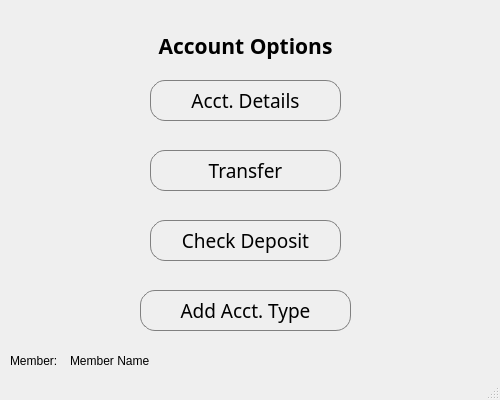
First picture: the form in Screens/AccountOptionsScreen.ui, repository deshaunnascott/CodeyBank_v2.0, before the edit.
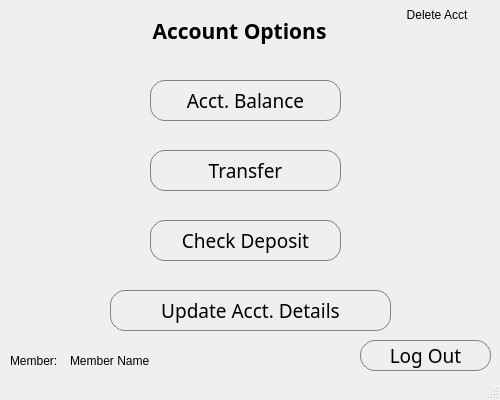
Second picture: the form after the edit.

The edit to the form file:
```diff
--- a/Screens/AccountOptionsScreen.ui
+++ b/Screens/AccountOptionsScreen.ui
@@ -2,6 +2,9 @@
 <ui version="4.0">
  <class>acctOptsScreen</class>
  <widget class="QMainWindow" name="acctOptsScreen">
+  <property name="enabled">
+   <bool>true</bool>
+  </property>
   <property name="geometry">
    <rect>
     <x>0</x>
@@ -26,7 +29,13 @@
    <string>MainWindow</string>
   </property>
   <widget class="QWidget" name="centralwidget">
+   <property name="enabled">
+    <bool>true</bool>
+   </property>
    <widget class="QPushButton" name="acctDtlsButton">
+    <property name="enabled">
+     <bool>true</bool>
+    </property>
     <property name="geometry">
      <rect>
       <x>150</x>
@@ -52,7 +61,7 @@
 }</string>
     </property>
     <property name="text">
-     <string>Acct. Details</string>
+     <string>Acct. Balance</string>
     </property>
    </widget>
    <widget class="QPushButton" name="transferButton">
@@ -116,9 +125,9 @@
    <widget class="QPushButton" name="addAcctTypeButton">
     <property name="geometry">
      <rect>
-      <x>140</x>
+      <x>110</x>
       <y>290</y>
-      <width>211</width>
+      <width>281</width>
       <height>41</height>
      </rect>
     </property>
@@ -139,14 +148,17 @@
 }</string>
     </property>
     <property name="text">
-     <string>Add Acct. Type</string>
+     <string>Update Acct. Details</string>
     </property>
    </widget>
    <widget class="QLabel" name="acctOptionsText">
+    <property name="enabled">
+     <bool>true</bool>
+    </property>
     <property name="geometry">
      <rect>
-      <x>120</x>
-      <y>10</y>
+      <x>114</x>
+      <y>-5</y>
       <width>251</width>
       <height>71</height>
      </rect>
@@ -186,7 +198,7 @@
      <rect>
       <x>70</x>
       <y>340</y>
-      <width>81</width>
+      <width>218</width>
       <height>41</height>
      </rect>
     </property>
@@ -194,6 +206,54 @@
      <string>Member Name</string>
     </property>
    </widget>
+   <widget class="QPushButton" name="logOutButton">
+    <property name="geometry">
+     <rect>
+      <x>360</x>
+      <y>340</y>
+      <width>131</width>
+      <height>31</height>
+     </rect>
+    </property>
+    <property name="font">
+     <font>
+      <family>SF Mono</family>
+      <pointsize>14</pointsize>
+     </font>
+    </property>
+    <property name="styleSheet">
+     <string notr="true">QPushButton{
+	border: 1px solid gray;
+	border-radius: 15px;
+}
+
+QPushButton:hover {
+    border: 1px solid white;
+}</string>
+    </property>
+    <property name="text">
+     <string>Log Out</string>
+    </property>
+   </widget>
+   <widget class="QPushButton" name="deleteAcctButton">
+    <property name="geometry">
+     <rect>
+      <x>381</x>
+      <y>3</y>
+      <width>112</width>
+      <height>23</height>
+     </rect>
+    </property>
+    <property name="styleSheet">
+     <string notr="true">QPushButton{
+	border: 0px solid white;
+	color: &quot;red&quot;
+}</string>
+    </property>
+    <property name="text">
+     <string>Delete Acct</string>
+    </property>
+   </widget>
   </widget>
   <widget class="QStatusBar" name="statusbar"/>
  </widget>
```
Left out of the diff: 7 changed lines with no effect on the pictures.
